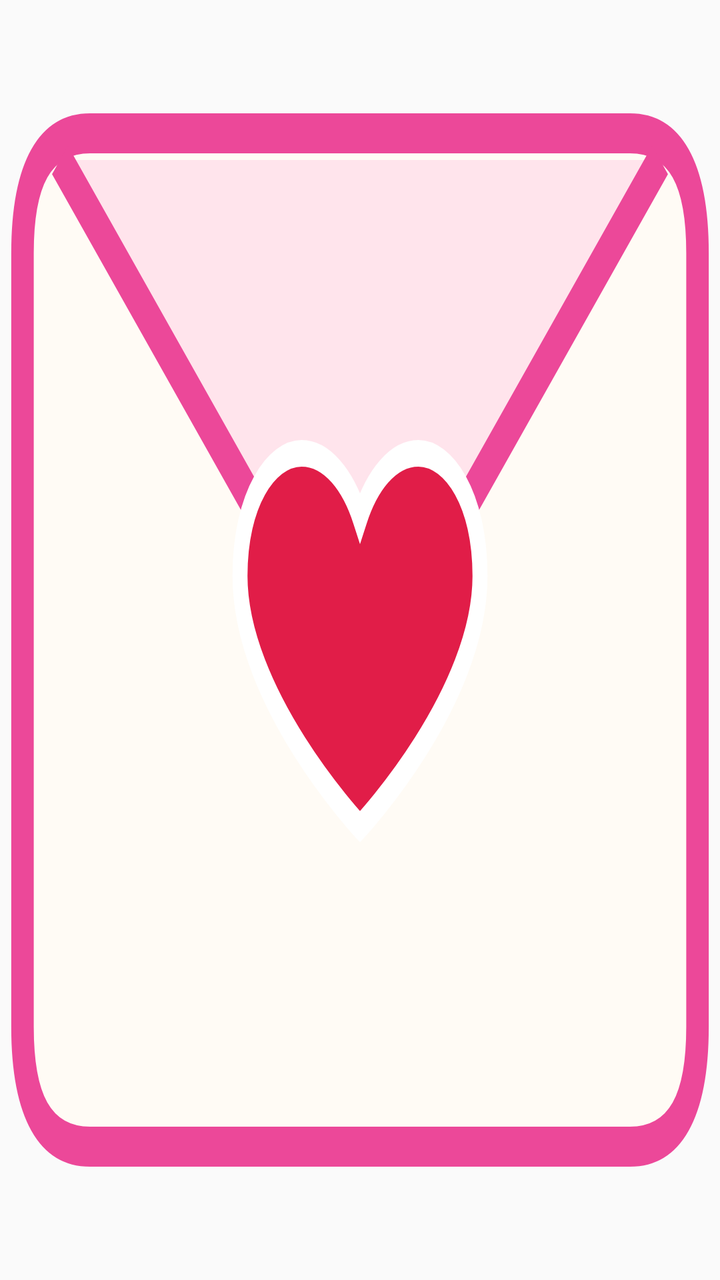
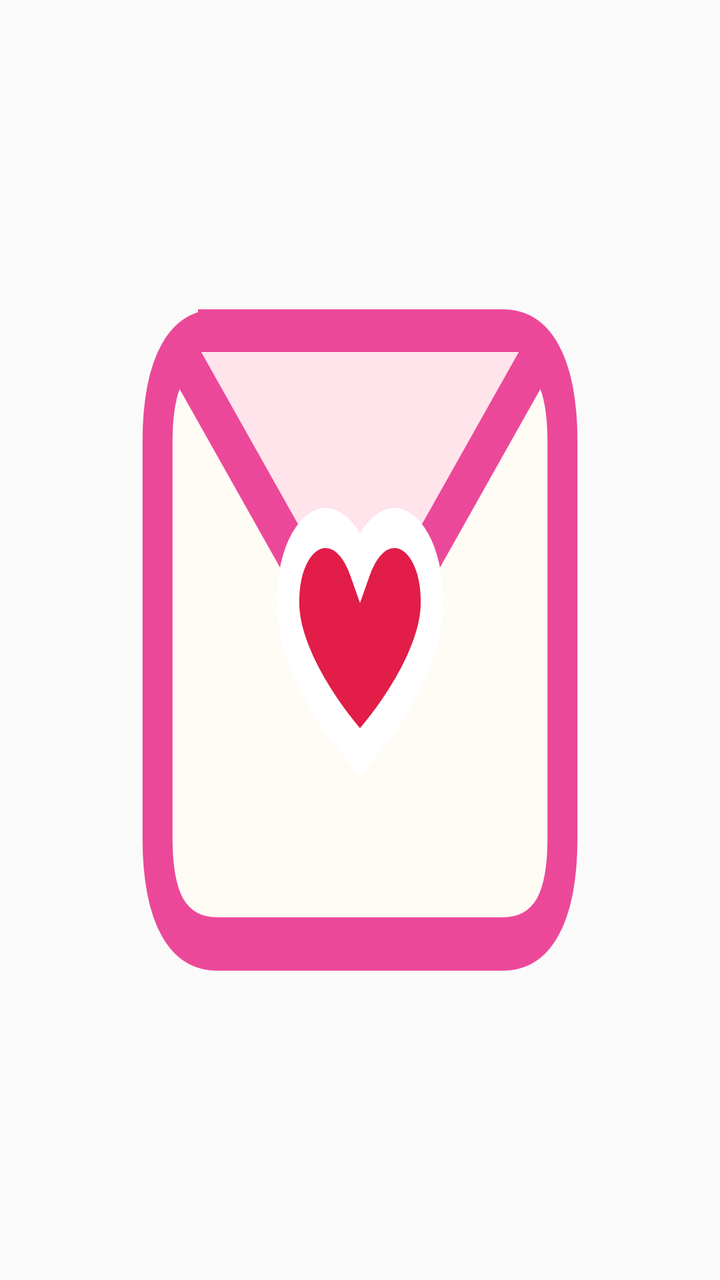

Screens rendered from an Android XML layout before and after an edit, with the pre-edit source and the edit as a unified diff.
<!-- AndroidManifest.xml: application theme android:Theme.Material.Light.NoActionBar -->
<!-- res/layout/widget_intercourse.xml -->
<?xml version="1.0" encoding="utf-8"?>
<FrameLayout xmlns:android="http://schemas.android.com/apk/res/android"
    android:id="@+id/intercourse_root"
    android:layout_width="match_parent"
    android:layout_height="match_parent"
    android:background="@drawable/intercourse_bg">

    <TextView
        android:id="@+id/tv_hint"
        android:layout_width="match_parent"
        android:layout_height="wrap_content"
        android:layout_gravity="bottom|center_horizontal"
        android:gravity="center"
        android:paddingBottom="5dp"
        android:paddingLeft="6dp"
        android:paddingRight="6dp"
        android:text=""
        android:textSize="8sp"
        android:textColor="#9D174D"
        android:maxLines="1" />

</FrameLayout>
<!-- resources referenced by this layout -->
<resources>
  <!-- drawable intercourse_bg (drawable) -->
  <?xml version="1.0" encoding="utf-8"?>
  <vector xmlns:android="http://schemas.android.com/apk/res/android"
      android:width="48dp"
      android:height="48dp"
      android:viewportWidth="48"
      android:viewportHeight="48">
  
      
      <path
          android:fillColor="#FFFBF5"
          android:strokeColor="#EC4899"
          android:strokeWidth="1.5"
          android:pathData="M6,5 L42,5 Q46.5,5 46.5,9.5 L46.5,38.5 Q46.5,43 42,43 L6,43 Q1.5,43 1.5,38.5 L1.5,9.5 Q1.5,5 6,5 Z" />
  
      
      <path
          android:fillColor="#FFE4EC"
          android:pathData="M4,6 L24,26 L44,6 Z" />
  
      
      <path
          android:strokeColor="#EC4899"
          android:strokeWidth="1.5"
          android:pathData="M4,6 L24,26 L44,6" />
  
      
      <path
          android:fillColor="#E11D48"
          android:strokeColor="#FFFFFF"
          android:strokeWidth="1"
          android:pathData="M24,31 C24,31 16,26.2 16,21.6 C16,18.7 18.1,17 20.1,17 C21.8,17 23.2,18 24,19.4 C24.8,18 26.2,17 27.9,17 C29.9,17 32,18.7 32,21.6 C32,26.2 24,31 24,31 Z" />
  </vector>
</resources>

<!-- the commit's change to res/layout/widget_intercourse.xml (unified diff, before → after) -->
@@ -1,22 +1,38 @@
 <?xml version="1.0" encoding="utf-8"?>
+
 <FrameLayout xmlns:android="http://schemas.android.com/apk/res/android"
     android:id="@+id/intercourse_root"
     android:layout_width="match_parent"
     android:layout_height="match_parent"
     android:background="@drawable/intercourse_bg">
 
-    <TextView
-        android:id="@+id/tv_hint"
+    <LinearLayout
         android:layout_width="match_parent"
-        android:layout_height="wrap_content"
-        android:layout_gravity="bottom|center_horizontal"
-        android:gravity="center"
-        android:paddingBottom="5dp"
-        android:paddingLeft="6dp"
-        android:paddingRight="6dp"
-        android:text=""
-        android:textSize="8sp"
-        android:textColor="#9D174D"
-        android:maxLines="1" />
+        android:layout_height="match_parent"
+        android:orientation="vertical">
+
+        <Space
+            android:layout_width="match_parent"
+            android:layout_height="0dp"
+            android:layout_weight="0.62" />
+
+        <TextView
+            android:id="@+id/tv_hint"
+            android:layout_width="match_parent"
+            android:layout_height="wrap_content"
+            android:gravity="center"
+            android:paddingBottom="2dp"
+            android:paddingLeft="8dp"
+            android:paddingRight="8dp"
+            android:text=""
+            android:textSize="8sp"
+            android:textColor="#9D174D"
+            android:maxLines="1" />
+
+        <Space
+            android:layout_width="match_parent"
+            android:layout_height="0dp"
+            android:layout_weight="0.30" />
+    </LinearLayout>
 
 </FrameLayout>
<!-- resource entries referenced after the edit -->
@@ -2,6 +2,7 @@
 <resources>
   <!-- drawable intercourse_bg (drawable) -->
   <?xml version="1.0" encoding="utf-8"?>
+  
   <vector xmlns:android="http://schemas.android.com/apk/res/android"
       android:width="48dp"
       android:height="48dp"
@@ -12,26 +13,26 @@
       <path
           android:fillColor="#FFFBF5"
           android:strokeColor="#EC4899"
-          android:strokeWidth="1.5"
-          android:pathData="M6,5 L42,5 Q46.5,5 46.5,9.5 L46.5,38.5 Q46.5,43 42,43 L6,43 Q1.5,43 1.5,38.5 L1.5,9.5 Q1.5,5 6,5 Z" />
+          android:strokeWidth="2"
+          android:pathData="M13.2,12.6 L33.5,12.6 Q37.5,12.6 37.5,16.6 L37.5,31.4 Q37.5,35.4 33.5,35.4 L14.5,35.4 Q10.5,35.4 10.5,31.4 L10.5,16.6 Q10.5,12.6 14.5,12.6 Z" />
   
       
       <path
           android:fillColor="#FFE4EC"
-          android:pathData="M4,6 L24,26 L44,6 Z" />
+          android:pathData="M12,13.2 L24,25.2 L36,13.2 Z" />
   
       
       <path
           android:strokeColor="#EC4899"
-          android:strokeWidth="1.5"
-          android:pathData="M4,6 L24,26 L44,6" />
+          android:strokeWidth="2"
+          android:pathData="M12,13.2 L24,25.2 L36,13.2" />
   
       
       <path
           android:fillColor="#E11D48"
           android:strokeColor="#FFFFFF"
-          android:strokeWidth="1"
-          android:pathData="M24,31 C24,31 16,26.2 16,21.6 C16,18.7 18.1,17 20.1,17 C21.8,17 23.2,18 24,19.4 C24.8,18 26.2,17 27.9,17 C29.9,17 32,18.7 32,21.6 C32,26.2 24,31 24,31 Z" />
+          android:strokeWidth="1.5"
+          android:pathData="M24,28.2 C24,28.2 19.2,25.3 19.2,22.6 C19.2,20.8 20.5,19.8 21.7,19.8 C22.7,19.8 23.5,20.4 24,21.2 C24.5,20.4 25.3,19.8 26.3,19.8 C27.5,19.8 28.8,20.8 28.8,22.6 C28.8,25.3 24,28.2 24,28.2 Z" />
   </vector>
 </resources>
 
